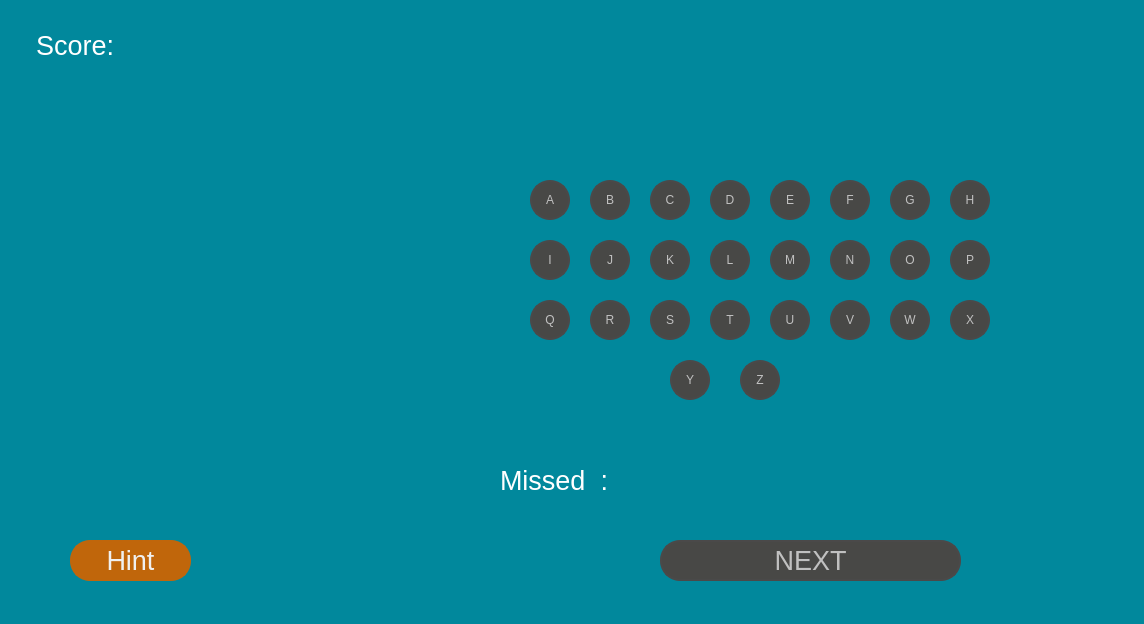
Qt form hangman.ui (KhinKhinMinThu/hangman_python) before a commit.
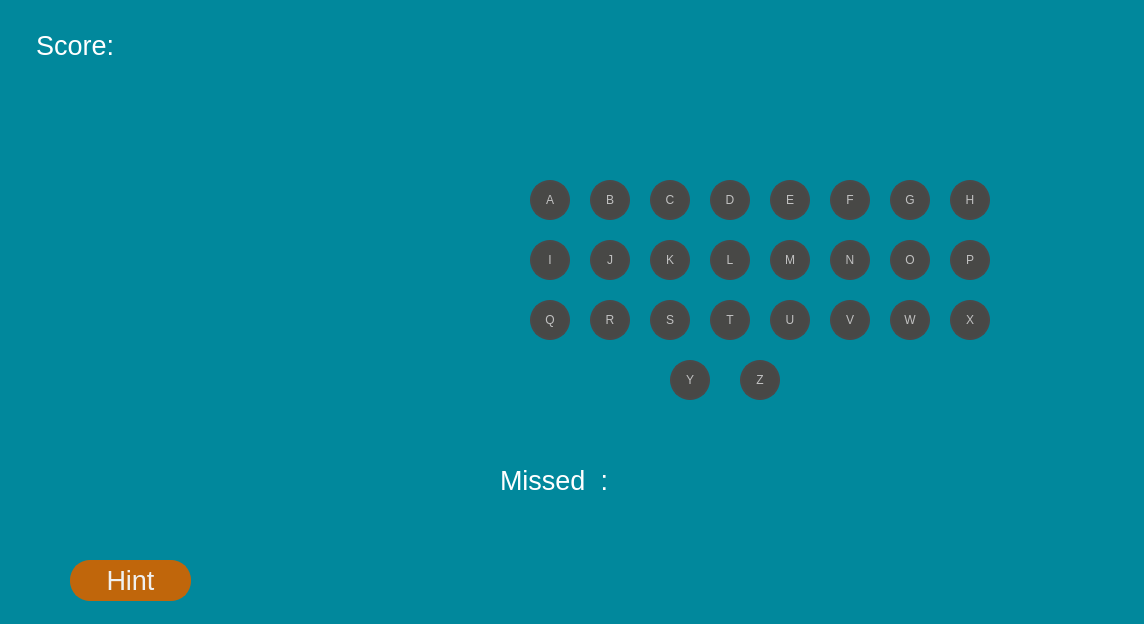
The same form after that commit.

Commit message: Adding game result logic to either move on to the next game or close the application

Patch:
```diff
--- a/hangman.ui
+++ b/hangman.ui
@@ -166,24 +166,6 @@
      <string/>
     </property>
    </widget>
-   <widget class="QPushButton" name="btn_next">
-    <property name="geometry">
-     <rect>
-      <x>660</x>
-      <y>540</y>
-      <width>301</width>
-      <height>41</height>
-     </rect>
-    </property>
-    <property name="font">
-     <font>
-      <pointsize>20</pointsize>
-     </font>
-    </property>
-    <property name="text">
-     <string>NEXT</string>
-    </property>
-   </widget>
    <widget class="QPushButton" name="btn_e">
     <property name="geometry">
      <rect>
@@ -592,7 +574,7 @@
     <property name="geometry">
      <rect>
       <x>70</x>
-      <y>540</y>
+      <y>560</y>
       <width>121</width>
       <height>41</height>
      </rect>
@@ -841,7 +823,7 @@
     <property name="geometry">
      <rect>
       <x>200</x>
-      <y>540</y>
+      <y>560</y>
       <width>181</width>
       <height>41</height>
      </rect>
```
The commit also changes 3 other files.
